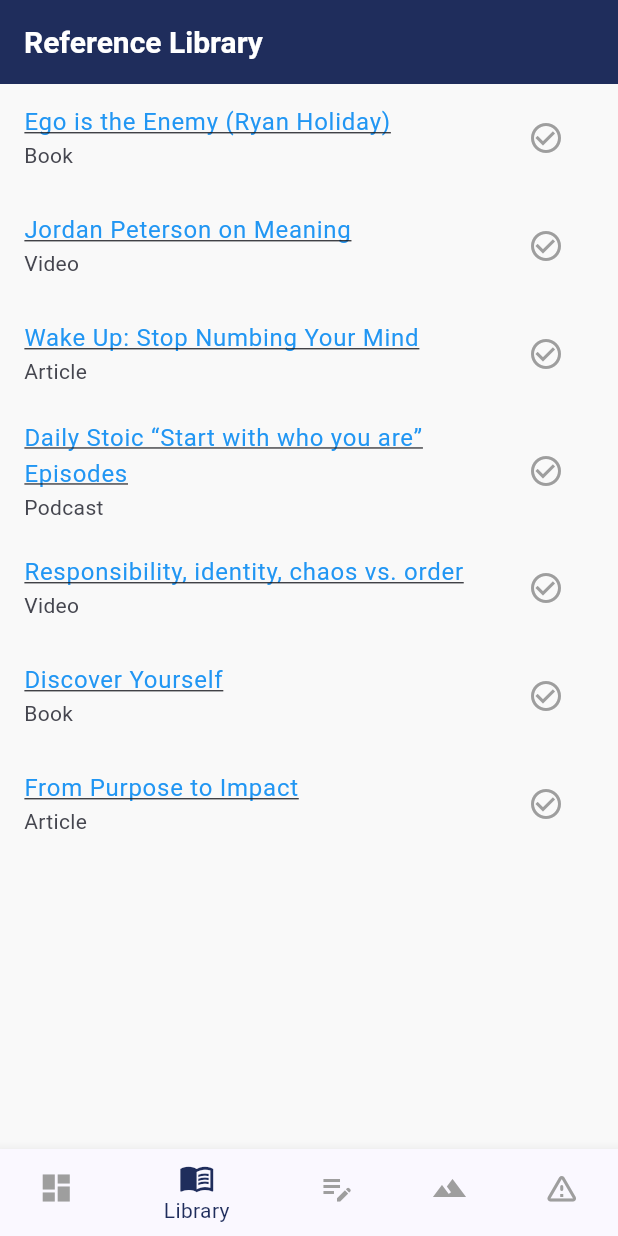
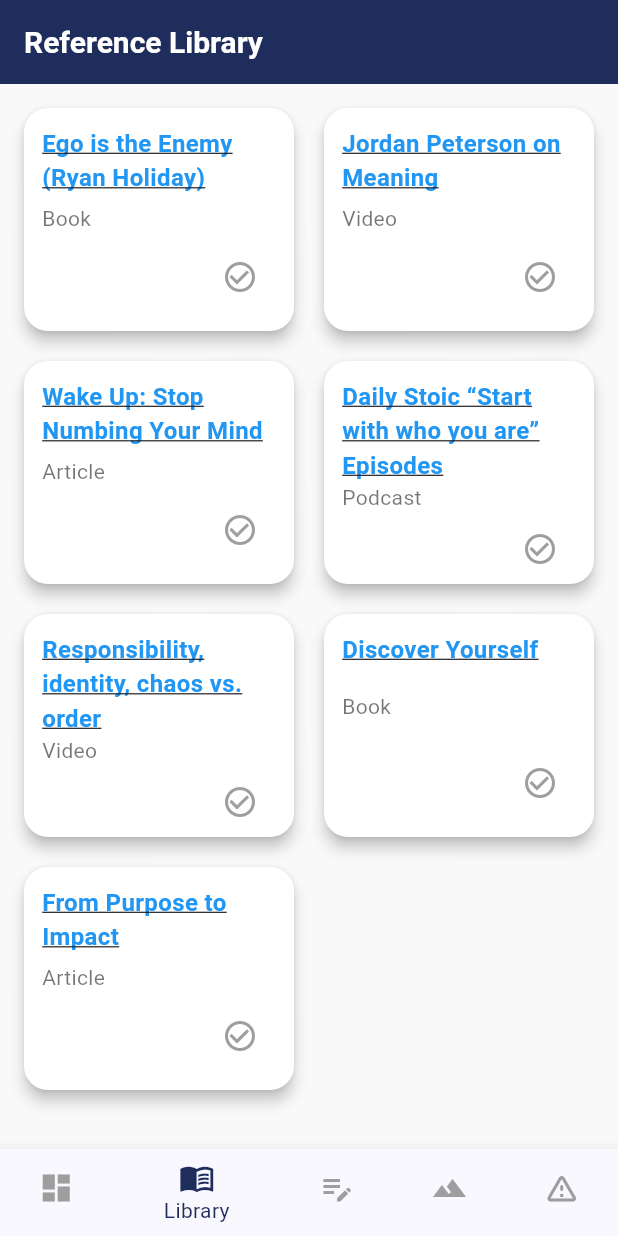
Before and after one commit to codymartins/The-Climb, a Flutter app: the screen it shows after launch, item 2 of the bottom bar chosen, on a phone screen of 412 x 824 dp. Run offline on Flutter 3.47's test engine with Material 3 defaults, Android fonts, the phone set to English and light mode, and no system bars; our stand-ins replace lottie, shared_preferences.

Commit message:
testing tile view for reference library

```diff
--- a/lib/screens/reference_library_screen.dart
+++ b/lib/screens/reference_library_screen.dart
@@ -60,32 +60,68 @@ class _ReferenceLibraryScreenState extends State<ReferenceLibraryScreen> {
 
     return Scaffold(
       appBar: AppBar(title: const Text("Reference Library")),
-      body: ListView.builder(
+      body: Padding(
+        padding: const EdgeInsets.all(12.0),
+        child: GridView.builder(
+          gridDelegate: const SliverGridDelegateWithFixedCrossAxisCount(
+            crossAxisCount: 2,
+            crossAxisSpacing: 12,
+            mainAxisSpacing: 12,
+            childAspectRatio: 1.2,
+          ),
           itemCount: items.length,
           itemBuilder: (context, index) {
             final item = items[index];
             final isDone = completedTitles.contains(item['title']);
-          return ListTile(
-            title: GestureDetector(
+            return GestureDetector(
               onTap: () => openLink(item['url']!),
-              child: Text(
+              child: Card(
+                shape: RoundedRectangleBorder(
+                  borderRadius: BorderRadius.circular(16),
+                ),
+                elevation: 4,
+                color: isDone ? Colors.green[50] : Colors.white,
+                child: Padding(
+                  padding: const EdgeInsets.all(12.0),
+                  child: Column(
+                    mainAxisAlignment: MainAxisAlignment.spaceBetween,
+                    crossAxisAlignment: CrossAxisAlignment.start,
+                    children: [
+                      Text(
                         item['title'] ?? '',
                         style: const TextStyle(
+                          fontWeight: FontWeight.bold,
+                          fontSize: 16,
                           color: Colors.blue,
                           decoration: TextDecoration.underline,
                         ),
                       ),
+                      Text(
+                        item['type'] ?? '',
+                        style: const TextStyle(
+                          fontSize: 14,
+                          color: Colors.black54,
                         ),
-            subtitle: Text(item['type'] ?? ''),
-            trailing: IconButton(
+                      ),
+                      Align(
+                        alignment: Alignment.bottomRight,
+                        child: IconButton(
                           icon: Icon(
-                isDone ? Icons.check_circle : Icons.check_circle_outline,
+                            isDone
+                                ? Icons.check_circle
+                                : Icons.check_circle_outline,
                             color: isDone ? Colors.green : Colors.grey,
                           ),
                           onPressed: () => toggleCompleted(item['title']!),
                         ),
+                      ),
+                    ],
+                  ),
+                ),
+              ),
             );
           },
+        ),
       ),
     );
   }
```
Lines whose indentation alone changed are shown as unchanged.
